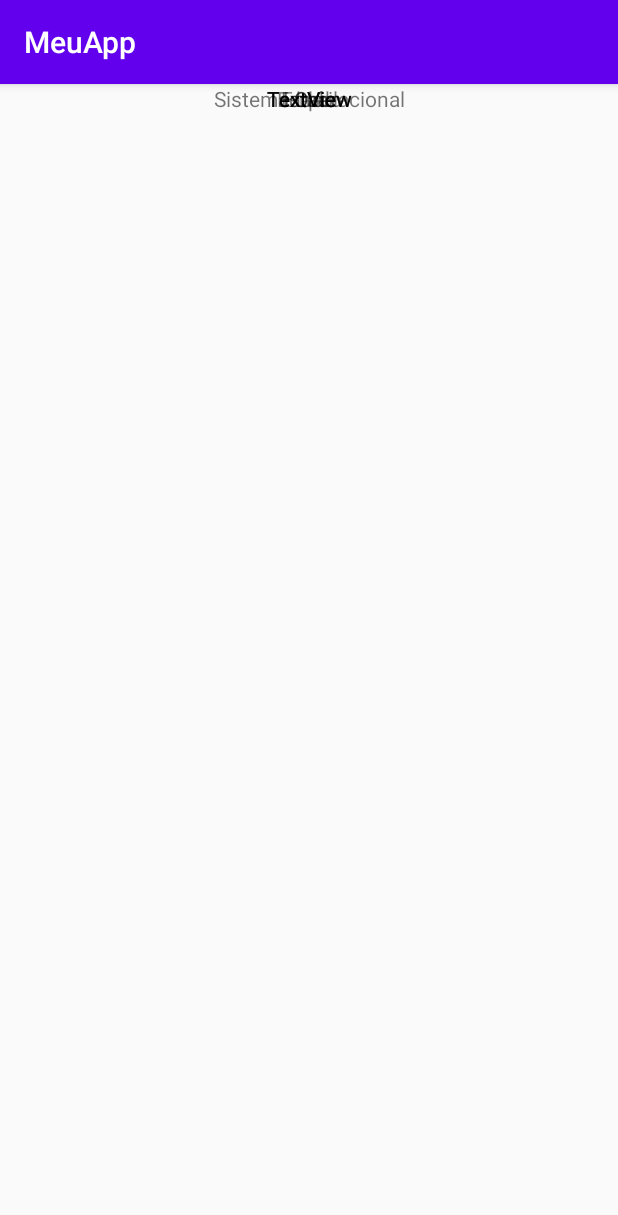
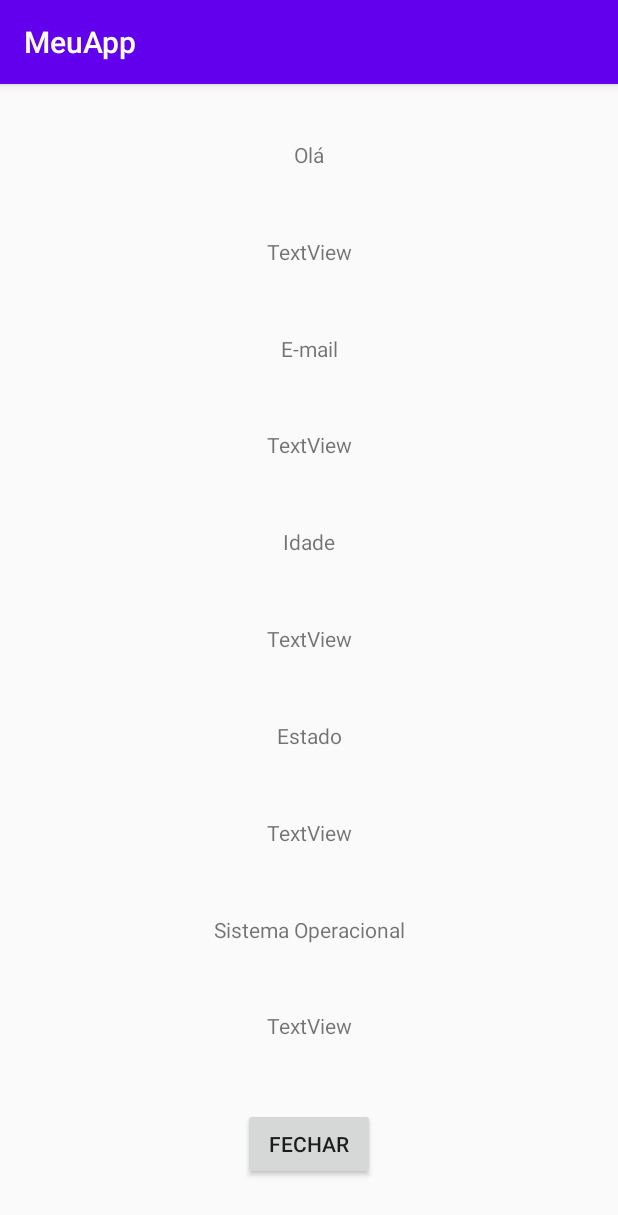
Before and after one commit to Maicost/MeuApp, an Android app: the Dados screen opened directly, with no data from a screen before it, on a phone screen of 412 x 824 dp. Shown: the top 1215 px of the screen. Run offline under Robolectric (Android 15) with nearby library versions, the phone set to English and light mode, and no system bars.

Commit message:
Alteração de Codigos #3

```diff
--- a/app/src/main/res/layout/activity_dados.xml
+++ b/app/src/main/res/layout/activity_dados.xml
@@ -12,12 +12,15 @@
         android:layout_height="wrap_content"
         android:layout_marginStart="8dp"
         android:layout_marginLeft="8dp"
+        android:layout_marginTop="8dp"
         android:layout_marginEnd="8dp"
         android:layout_marginRight="8dp"
+        android:layout_marginBottom="8dp"
         android:text="Olá"
+        app:layout_constraintBottom_toTopOf="@+id/textView4"
         app:layout_constraintEnd_toEndOf="parent"
         app:layout_constraintStart_toStartOf="parent"
-        tools:layout_editor_absoluteY="44dp" />
+        app:layout_constraintTop_toTopOf="parent" />
 
     <TextView
         android:id="@+id/textView4"
@@ -25,12 +28,15 @@
         android:layout_height="wrap_content"
         android:layout_marginStart="8dp"
         android:layout_marginLeft="8dp"
+        android:layout_marginTop="8dp"
         android:layout_marginEnd="8dp"
         android:layout_marginRight="8dp"
+        android:layout_marginBottom="8dp"
         android:text="TextView"
+        app:layout_constraintBottom_toTopOf="@+id/textView5"
         app:layout_constraintEnd_toEndOf="parent"
         app:layout_constraintStart_toStartOf="parent"
-        tools:layout_editor_absoluteY="86dp" />
+        app:layout_constraintTop_toBottomOf="@+id/textView3" />
 
     <TextView
         android:id="@+id/textView5"
@@ -38,12 +44,15 @@
         android:layout_height="wrap_content"
         android:layout_marginStart="8dp"
         android:layout_marginLeft="8dp"
+        android:layout_marginTop="8dp"
         android:layout_marginEnd="8dp"
         android:layout_marginRight="8dp"
+        android:layout_marginBottom="8dp"
         android:text="E-mail"
+        app:layout_constraintBottom_toTopOf="@+id/textView6"
         app:layout_constraintEnd_toEndOf="parent"
         app:layout_constraintStart_toStartOf="parent"
-        tools:layout_editor_absoluteY="140dp" />
+        app:layout_constraintTop_toBottomOf="@+id/textView4" />
 
     <TextView
         android:id="@+id/textView6"
@@ -51,12 +60,15 @@
         android:layout_height="wrap_content"
         android:layout_marginStart="8dp"
         android:layout_marginLeft="8dp"
+        android:layout_marginTop="8dp"
         android:layout_marginEnd="8dp"
         android:layout_marginRight="8dp"
+        android:layout_marginBottom="8dp"
         android:text="TextView"
+        app:layout_constraintBottom_toTopOf="@+id/textView7"
         app:layout_constraintEnd_toEndOf="parent"
         app:layout_constraintStart_toStartOf="parent"
-        tools:layout_editor_absoluteY="192dp" />
+        app:layout_constraintTop_toBottomOf="@+id/textView5" />
 
     <TextView
         android:id="@+id/textView7"
@@ -64,12 +76,15 @@
         android:layout_height="wrap_content"
         android:layout_marginStart="8dp"
         android:layout_marginLeft="8dp"
+        android:layout_marginTop="8dp"
         android:layout_marginEnd="8dp"
         android:layout_marginRight="8dp"
+        android:layout_marginBottom="8dp"
         android:text="Idade"
+        app:layout_constraintBottom_toTopOf="@+id/textView8"
         app:layout_constraintEnd_toEndOf="parent"
         app:layout_constraintStart_toStartOf="parent"
-        tools:layout_editor_absoluteY="246dp" />
+        app:layout_constraintTop_toBottomOf="@+id/textView6" />
 
     <TextView
         android:id="@+id/textView8"
@@ -77,12 +92,15 @@
         android:layout_height="wrap_content"
         android:layout_marginStart="8dp"
         android:layout_marginLeft="8dp"
+        android:layout_marginTop="8dp"
         android:layout_marginEnd="8dp"
         android:layout_marginRight="8dp"
+        android:layout_marginBottom="8dp"
         android:text="TextView"
+        app:layout_constraintBottom_toTopOf="@+id/textView9"
         app:layout_constraintEnd_toEndOf="parent"
         app:layout_constraintStart_toStartOf="parent"
-        tools:layout_editor_absoluteY="283dp" />
+        app:layout_constraintTop_toBottomOf="@+id/textView7" />
 
     <TextView
         android:id="@+id/textView9"
@@ -90,12 +108,15 @@
         android:layout_height="wrap_content"
         android:layout_marginStart="8dp"
         android:layout_marginLeft="8dp"
+        android:layout_marginTop="8dp"
         android:layout_marginEnd="8dp"
         android:layout_marginRight="8dp"
+        android:layout_marginBottom="8dp"
         android:text="Estado"
+        app:layout_constraintBottom_toTopOf="@+id/textView10"
         app:layout_constraintEnd_toEndOf="parent"
         app:layout_constraintStart_toStartOf="parent"
-        tools:layout_editor_absoluteY="325dp" />
+        app:layout_constraintTop_toBottomOf="@+id/textView8" />
 
     <TextView
         android:id="@+id/textView10"
@@ -103,12 +124,15 @@
         android:layout_height="wrap_content"
         android:layout_marginStart="8dp"
         android:layout_marginLeft="8dp"
+        android:layout_marginTop="8dp"
         android:layout_marginEnd="8dp"
         android:layout_marginRight="8dp"
+        android:layout_marginBottom="8dp"
         android:text="TextView"
+        app:layout_constraintBottom_toTopOf="@+id/textView11"
         app:layout_constraintEnd_toEndOf="parent"
         app:layout_constraintStart_toStartOf="parent"
-        tools:layout_editor_absoluteY="371dp" />
+        app:layout_constraintTop_toBottomOf="@+id/textView9" />
 
     <TextView
         android:id="@+id/textView11"
@@ -116,12 +140,15 @@
         android:layout_height="wrap_content"
         android:layout_marginStart="8dp"
         android:layout_marginLeft="8dp"
+        android:layout_marginTop="8dp"
         android:layout_marginEnd="8dp"
         android:layout_marginRight="8dp"
+        android:layout_marginBottom="8dp"
         android:text="Sistema Operacional"
+        app:layout_constraintBottom_toTopOf="@+id/textView12"
         app:layout_constraintEnd_toEndOf="parent"
         app:layout_constraintStart_toStartOf="parent"
-        tools:layout_editor_absoluteY="404dp" />
+        app:layout_constraintTop_toBottomOf="@+id/textView10" />
 
     <TextView
         android:id="@+id/textView12"
@@ -129,10 +156,29 @@
         android:layout_height="wrap_content"
         android:layout_marginStart="8dp"
         android:layout_marginLeft="8dp"
+        android:layout_marginTop="8dp"
         android:layout_marginEnd="8dp"
         android:layout_marginRight="8dp"
+        android:layout_marginBottom="8dp"
         android:text="TextView"
+        app:layout_constraintBottom_toTopOf="@+id/button3"
         app:layout_constraintEnd_toEndOf="parent"
         app:layout_constraintStart_toStartOf="parent"
-        tools:layout_editor_absoluteY="446dp" />
+        app:layout_constraintTop_toBottomOf="@+id/textView11" />
+
+    <Button
+        android:id="@+id/button3"
+        android:layout_width="wrap_content"
+        android:layout_height="wrap_content"
+        android:layout_marginStart="8dp"
+        android:layout_marginLeft="8dp"
+        android:layout_marginTop="8dp"
+        android:layout_marginEnd="8dp"
+        android:layout_marginRight="8dp"
+        android:layout_marginBottom="8dp"
+        android:text="Fechar"
+        app:layout_constraintBottom_toBottomOf="parent"
+        app:layout_constraintEnd_toEndOf="parent"
+        app:layout_constraintStart_toStartOf="parent"
+        app:layout_constraintTop_toBottomOf="@+id/textView12" />
 </androidx.constraintlayout.widget.ConstraintLayout>
```
